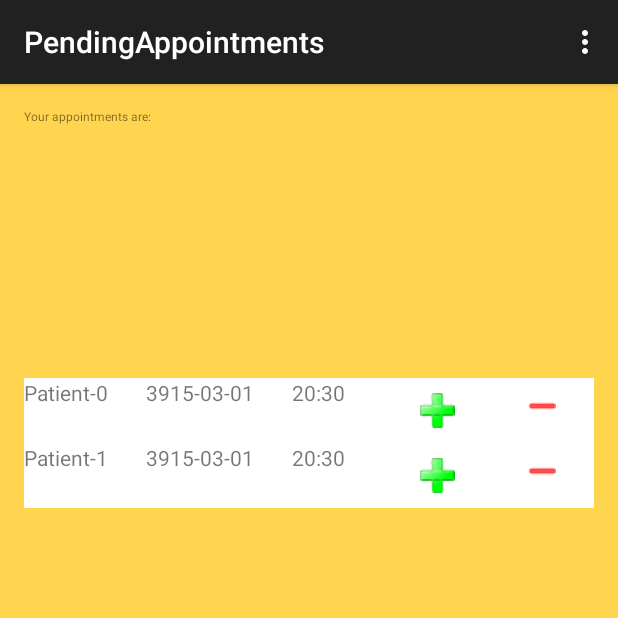
After one commit to Apostle-z01/Suvidha, an Android app: the PendingAppointments screen opened directly, with no data from a screen before it, on a phone screen of 412 x 824 dp, the top half of it. The commit adds this screen. Run offline under Robolectric (Android 15) with nearby library versions, the phone set to English and light mode, and no system bars.

Commit message:
prith prob

```diff
--- /dev/null
+++ b/app/src/main/java/com/example/prithwishmukherjee/duvidha/PendingAppointments.java
@@ -0,0 +1,132 @@
+package com.example.prithwishmukherjee.duvidha;
+
+import android.content.Intent;
+import android.graphics.Color;
+import android.support.v7.app.ActionBarActivity;
+import android.os.Bundle;
+import android.view.Gravity;
+import android.view.Menu;
+import android.view.MenuItem;
+import android.view.View;
+import android.widget.Button;
+import android.widget.EditText;
+import android.widget.ImageButton;
+import android.widget.LinearLayout;
+import android.widget.RadioGroup;
+import android.widget.TableLayout;
+import android.widget.TableRow;
+import android.widget.TextView;
+import android.view.ViewGroup;
+import java.sql.*;
+
+
+public class PendingAppointments extends ActionBarActivity {
+
+    TableLayout maintable;
+    String username;
+
+    @Override
+    protected void onCreate(Bundle savedInstanceState) {
+        super.onCreate(savedInstanceState);
+
+        Intent intent = getIntent();
+        username = intent.getStringExtra(SuvidhaDoctor.EXTRA_MESSAGE);
+        setContentView(R.layout.activity_existing_appointments);
+        //maintable = (TableLayout)this.maintable;
+
+
+        Date date = new Date(2015, 2, 1);
+        Time time = new Time(20, 30, 0);
+
+        TableLayout ll = (TableLayout)findViewById(R.id.mainTable);
+        ll.setStretchAllColumns(true);
+        ll.setVerticalScrollBarEnabled(true);
+        //Access Database
+        for (int i = 0; i <2; i++) {
+
+            TableRow row = new TableRow(this);
+            TableRow.LayoutParams lp = new TableRow.LayoutParams(TableRow.LayoutParams.WRAP_CONTENT);
+            row.setLayoutParams(lp);
+
+            //Get from Database
+            TextView pname = new TextView(this);
+            pname.setText("Patient-"+i);
+
+            TextView adate = new TextView(this);
+            adate.setText(date.toString());
+
+            TextView atime = new TextView(this);
+            atime.setText(time.getHours()+ ":" + time.getMinutes());
+
+            ImageButton acceptAppointment = new ImageButton(this);
+            acceptAppointment.setImageResource(R.drawable.plus);
+            acceptAppointment.setClickable(true);
+            acceptAppointment.setBackgroundColor(Color.WHITE);
+            acceptAppointment.setOnClickListener(new View.OnClickListener() {
+                @Override
+                public void onClick(View v) {
+                    // row is your row, the parent of the clicked button
+                    View row = (View) v.getParent();
+                    // container contains all the rows, you could keep a variable somewhere else to the container which you can refer to here
+                    ViewGroup container = ((ViewGroup)row.getParent());
+                    // delete the row and invalidate your view so it gets redrawn
+                    TextView temptextview= (TextView) ((ViewGroup)row).getChildAt(0);
+                    String username = (String) temptextview.getText();
+                    //Add to Database
+
+                    container.removeView(row);
+                    container.invalidate();
+                }
+            });
+
+
+            ImageButton cancelAppointment = new ImageButton(this);
+            cancelAppointment.setImageResource(R.drawable.minus);
+            cancelAppointment.setClickable(true);
+            cancelAppointment.setBackgroundColor(Color.WHITE);
+            cancelAppointment.setOnClickListener(new View.OnClickListener() {
+                @Override
+                public void onClick(View v) {
+                    // row is your row, the parent of the clicked button
+                    View row = (View) v.getParent();
+                    // container contains all the rows, you could keep a variable somewhere else to the container which you can refer to here
+                    ViewGroup container = ((ViewGroup)row.getParent());
+                    // delete the row and invalidate your view so it gets redrawn
+                    TextView temptextview= (TextView) ((ViewGroup)row).getChildAt(0);
+                    String username = (String) temptextview.getText();
+                    //Delete from Database
+                    container.removeView(row);
+                    container.invalidate();
+                }
+            });
+
+            row.setBackgroundColor(Color.WHITE);
+
+            row.addView(pname);row.addView(adate);row.addView(atime);row.addView(acceptAppointment);row.addView(cancelAppointment);
+            ll.addView(row, i);
+        }
+    }
+
+
+    @Override
+    public boolean onCreateOptionsMenu(Menu menu) {
+        // Inflate the menu; this adds items to the action bar if it is present.
+        getMenuInflater().inflate(R.menu.menu_existing_appointments, menu);
+        return true;
+    }
+
+    @Override
+    public boolean onOptionsItemSelected(MenuItem item) {
+        // Handle action bar item clicks here. The action bar will
+        // automatically handle clicks on the Home/Up button, so long
+        // as you specify a parent activity in AndroidManifest.xml.
+        int id = item.getItemId();
+
+        //noinspection SimplifiableIfStatement
+        if (id == R.id.action_settings) {
+            return true;
+        }
+
+        return super.onOptionsItemSelected(item);
+    }
+}
--- a/app/src/main/res/values/strings.xml
+++ b/app/src/main/res/values/strings.xml
@@ -8,7 +8,7 @@
     <string name="edit_message">Enter a message</string>
     <string name="button_send">Send</string>
     <string name="disease_prompt">Others</string>
-    //Database                                        <string-array name="Diseases">
+    //Database                                            <string-array name="Diseases">
         <item> Eye doctors </item>
         <item> ENT doctors</item>
         <item> Skin doctors</item>
@@ -31,5 +31,6 @@
     <string name="title_activity_existing_appointments">ExistingAppointments</string>
     <string name="title_activity_registration_page">RegistrationPage</string>
     <string name="title_activity_succesful_registration">SuccesfulRegistration</string>
+    <string name="title_activity_pending_appointments">PendingAppointments</string>
 
 </resources>
```
Also changed, not shown: app/src/main/AndroidManifest.xml (+7 -4 lines), app/src/main/res/layout/activity_pending_appointments.xml (added, +12 -0 lines), app/src/main/res/menu/menu_pending_appointments.xml (added, +7 -0 lines), app/src/main/res/drawable/plus.png (added).
